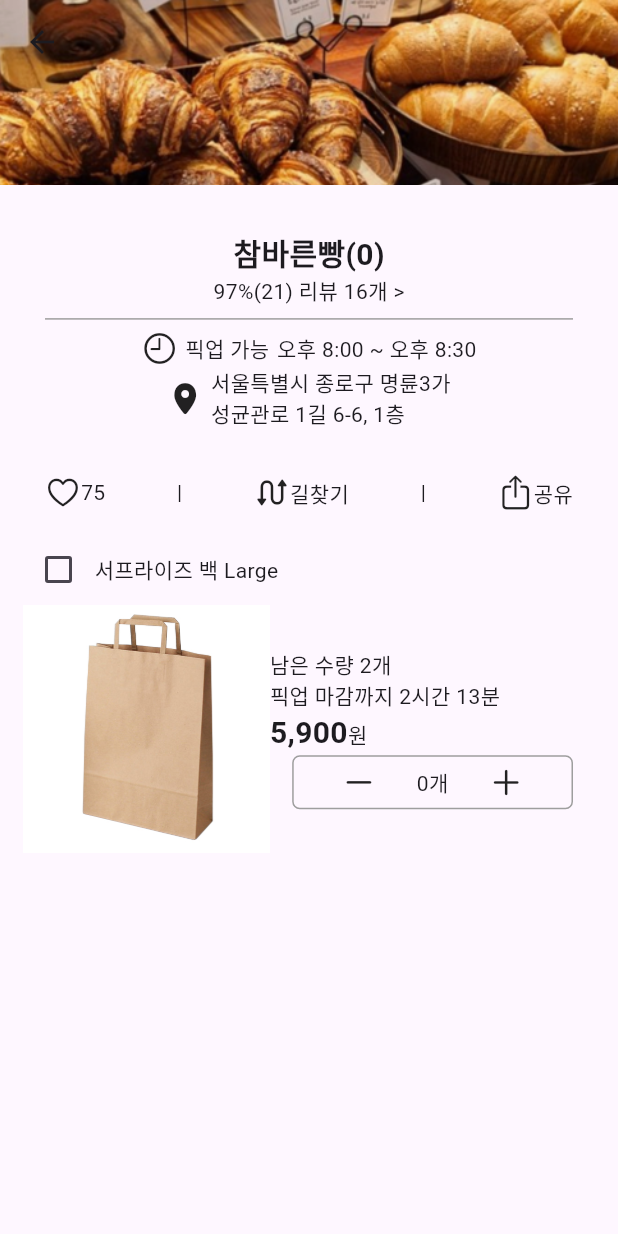
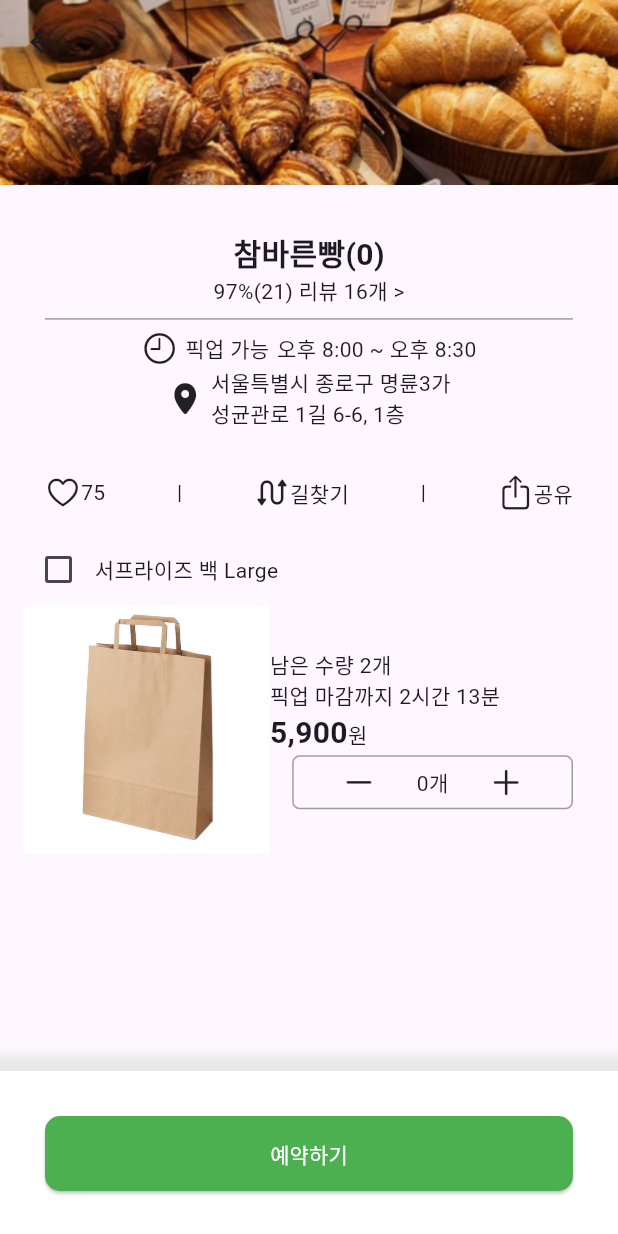
Before and after one commit to backtothefuture-team/backToTheFuture-frontend, a Flutter app: the screen it shows after launch, after a tap on "참바른빵", on a phone screen of 412 x 824 dp. Run offline on Flutter 3.47's test engine with Material 3 defaults, Android fonts, the phone set to English and light mode, and no system bars; our stand-ins replace dio, retrofit; generated files the repository leaves out were written again.

Commit message:
feat: '예약하기' 버튼 생성

```diff
--- /dev/null
+++ b/lib/ui/store_info/order_button.dart
@@ -0,0 +1,42 @@
+import 'package:flutter/material.dart';
+
+class OrderButton extends StatelessWidget {
+  const OrderButton({super.key});
+
+  @override
+  Widget build(BuildContext context) {
+    return Container(
+      decoration: const BoxDecoration(
+        color: Colors.white,
+        border: Border(top: BorderSide(
+          color: Color(0xffe8e8e8),
+        )),
+        boxShadow: [
+          BoxShadow(
+            color: Color(0xffe8e8e8),
+            spreadRadius: 10,
+            blurRadius: 5,
+          )
+        ]
+      ),
+      child: Padding(
+        padding: const EdgeInsets.all(30.0),
+
+        child: ElevatedButton(
+          style: ElevatedButton.styleFrom(
+            foregroundColor: Colors.white,
+            backgroundColor: Colors.green,
+            shape: RoundedRectangleBorder(
+              borderRadius: BorderRadius.circular(10)
+            )
+          ),
+          onPressed: (){},
+          child: Padding(
+            padding: const EdgeInsets.all(15.0),
+            child: Text('예약하기'),
+          )
+        ),
+      ),
+    );
+  }
+}
--- a/lib/ui/store_info/store_info_page.dart
+++ b/lib/ui/store_info/store_info_page.dart
@@ -3,6 +3,8 @@ import 'package:flutter/material.dart';
 import 'package:rest_api_ex/config/gaps.dart';
 import 'package:rest_api_ex/ui/store_info/food_list.dart';
 import 'package:rest_api_ex/ui/store_info/store_info.dart';
+
+import 'order_button.dart';
 
 class StoreInfoPage extends StatelessWidget {
   const StoreInfoPage({required this.selectedStoreIndex, super.key});
@@ -12,6 +14,10 @@ class StoreInfoPage extends StatelessWidget {
   @override
   Widget build(BuildContext context) {
     return Scaffold(
+
+      // 예약 버튼
+      bottomNavigationBar: const OrderButton(),
+
       body: CustomScrollView(
         slivers: [
           // appBar 배경 이미지
@@ -27,7 +33,7 @@ class StoreInfoPage extends StatelessWidget {
                   StoreInfo(selectedStoreIndex: selectedStoreIndex),
 
                   // 메뉴 정보
-                  FoodList()
+                  const FoodList(),
                 ],
               ),
             ),
```
